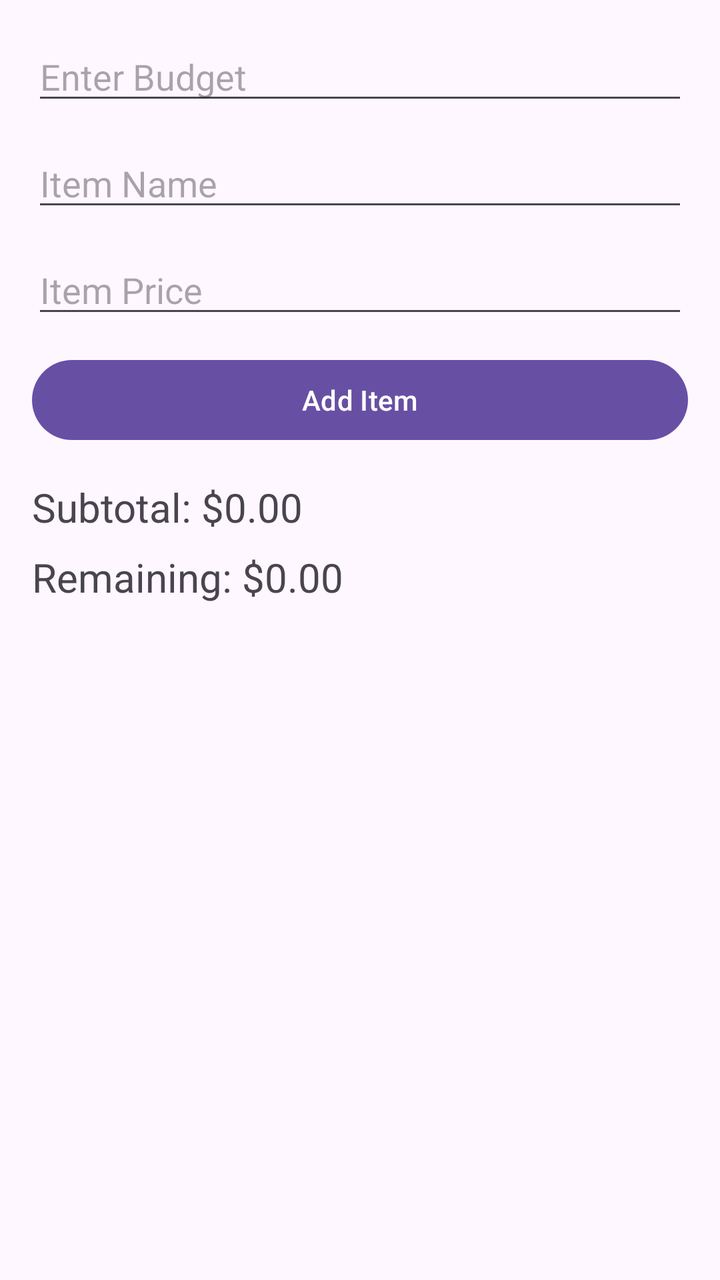
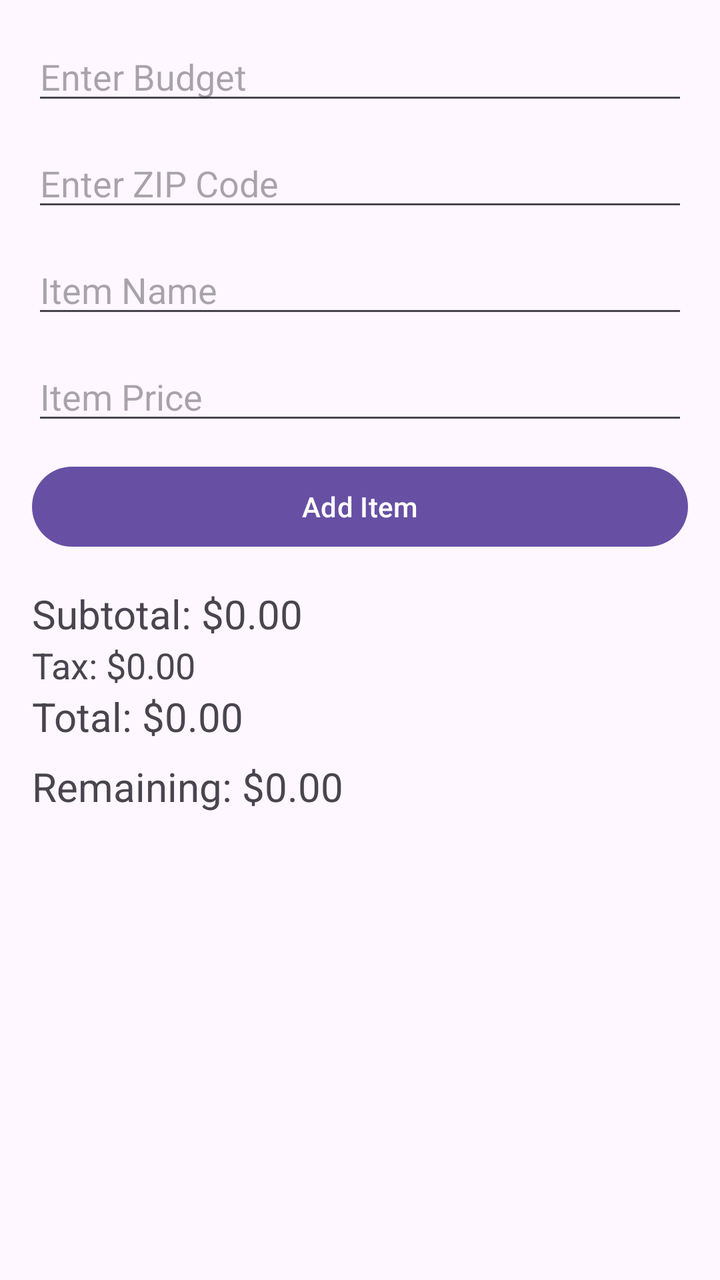

Before-and-after screenshots of an Android layout around one commit, followed by the original layout XML and the change that was made.
<!-- AndroidManifest.xml: application theme Theme.BudgetHelper -->
<!-- res/layout/activity_main.xml -->
<?xml version="1.0" encoding="utf-8"?>
<LinearLayout xmlns:android="http://schemas.android.com/apk/res/android"
    xmlns:app="http://schemas.android.com/apk/res-auto"
    android:layout_width="match_parent"
    android:layout_height="match_parent"
    android:orientation="vertical"
    android:padding="16dp">

    <EditText
        android:id="@+id/budgetEditText"
        android:layout_width="match_parent"
        android:layout_height="wrap_content"
        android:hint="@string/enter_budget"
        android:inputType="numberDecimal" />

    <EditText
        android:id="@+id/itemNameEditText"
        android:layout_width="match_parent"
        android:layout_height="wrap_content"
        android:layout_marginTop="12dp"
        android:hint="@string/item_name"
        android:inputType="text" />

    <EditText
        android:id="@+id/itemPriceEditText"
        android:layout_width="match_parent"
        android:layout_height="wrap_content"
        android:layout_marginTop="12dp"
        android:hint="@string/item_price"
        android:inputType="numberDecimal" />

    <Button
        android:id="@+id/addButton"
        android:layout_width="match_parent"
        android:layout_height="wrap_content"
        android:layout_marginTop="12dp"
        android:text="@string/add_item" />

    <TextView
        android:id="@+id/subtotalTextView"
        android:layout_width="wrap_content"
        android:layout_height="wrap_content"
        android:layout_marginTop="16dp"
        android:text="@string/subtotal_label"
        android:textSize="20sp" />

    <TextView
        android:id="@+id/remainingTextView"
        android:layout_width="wrap_content"
        android:layout_height="wrap_content"
        android:layout_marginTop="8dp"
        android:text="@string/remaining_label"
        android:textSize="20sp" />

    <androidx.recyclerview.widget.RecyclerView
        android:id="@+id/recyclerView"
        android:layout_width="match_parent"
        android:layout_height="0dp"
        android:layout_marginTop="16dp"
        android:layout_weight="1" />

</LinearLayout>
<!-- resources referenced by this layout -->
<resources>
  <string name="add_item">Add Item</string>
  <string name="enter_budget">Enter Budget</string>
  <string name="item_name">Item Name</string>
  <string name="item_price">Item Price</string>
  <string name="remaining_label">Remaining: $0.00</string>
  <string name="subtotal_label">Subtotal: $0.00</string>
  <style name="Theme.BudgetHelper" parent="Base.Theme.BudgetHelper" />
  <style name="Base.Theme.BudgetHelper" parent="Theme.Material3.DayNight.NoActionBar">
          
          
      </style>
</resources>

<!-- the commit's change to res/layout/activity_main.xml (unified diff, before → after) -->
@@ -12,6 +12,14 @@
         android:layout_height="wrap_content"
         android:hint="@string/enter_budget"
         android:inputType="numberDecimal" />
+
+    <EditText
+        android:id="@+id/zipEditText"
+        android:layout_width="match_parent"
+        android:layout_height="wrap_content"
+        android:layout_marginTop="12dp"
+        android:hint="Enter ZIP Code"
+        android:inputType="number" />
 
     <EditText
         android:id="@+id/itemNameEditText"
@@ -45,6 +53,20 @@
         android:textSize="20sp" />
 
     <TextView
+        android:id="@+id/taxTextView"
+        android:layout_width="wrap_content"
+        android:layout_height="wrap_content"
+        android:text="Tax: $0.00"
+        android:textSize="18sp" />
+
+    <TextView
+        android:id="@+id/totalTextView"
+        android:layout_width="wrap_content"
+        android:layout_height="wrap_content"
+        android:text="Total: $0.00"
+        android:textSize="20sp" />
+
+    <TextView
         android:id="@+id/remainingTextView"
         android:layout_width="wrap_content"
         android:layout_height="wrap_content"
@@ -59,4 +81,6 @@
         android:layout_marginTop="16dp"
         android:layout_weight="1" />
 
+
+
 </LinearLayout>
